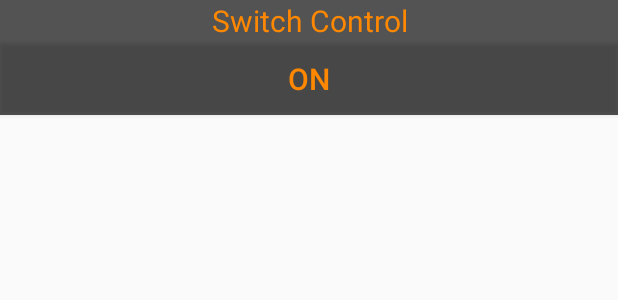
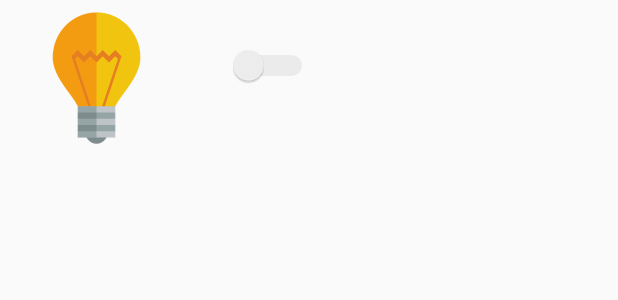
Before and after one commit to saisupriyacv/SmartHome, an Android app: the layout switch_fragment.xml on its own in the app's theme, with its tools: preview values and no code run, on a phone screen of 412 x 824 dp. Shown: the top 300 px of the screen. Run offline under Robolectric (Android 15) with nearby library versions, the phone set to English and light mode, and no system bars.

Commit message:
Changed Switch Fragment   xml and code

```diff
--- a/app/src/main/java/com/smarthome/data/SubscribeToTopic.java
+++ b/app/src/main/java/com/smarthome/data/SubscribeToTopic.java
@@ -112,6 +112,7 @@ public class SubscribeToTopic implements AWSIotMqttNewMessageCallback  {
             if(!(desired.getState().getReported().getControls().getAlaram().equals( reported.getState().getReported().getControls().getAlaram() ))){
                 Log.d(TAG,"Alaram  not equal");
                 Result += "Alaram is now " + desired.getState().getReported().getControls().getAlaram();
+
                 reported.getState().getReported().getControls().setAlaram(desired.getState().getReported().getControls().getAlaram());
 
             }
--- a/app/src/main/java/com/smarthome/ui/fragment/TemperatureFragment.java
+++ b/app/src/main/java/com/smarthome/ui/fragment/TemperatureFragment.java
@@ -32,7 +32,7 @@ public class TemperatureFragment extends BaseFragment {
             obj = myactivity.GetObject();
         }
 
-        mtextview.setText((((SmartHomeStatus) obj).getState().getReported().getTemperature().getTemperature()));
+        mtextview.setText((((SmartHomeStatus) obj).getState().getReported().getTemperature().getTemperature()) + "F");
         Log.d( "" , "temperature" + (((SmartHomeStatus) obj).getState().getReported().getTemperature().getTemperature()));
         return view;
     }
--- a/app/src/main/res/layout/switch_fragment.xml
+++ b/app/src/main/res/layout/switch_fragment.xml
@@ -1,41 +1,26 @@
 <?xml version="1.0" encoding="utf-8"?>
 <LinearLayout xmlns:android="http://schemas.android.com/apk/res/android"
     xmlns:tools="http://schemas.android.com/tools"
-    android:id="@+id/custom_toast_layout"
+
     android:layout_width="match_parent"
     android:layout_height="match_parent"
-    android:orientation="vertical" >
+    android:orientation="horizontal" >
 
-    <TextView
-        android:layout_width="match_parent"
-        android:layout_height="wrap_content"
-        android:background="#aa000000"
-        android:textColor="@color/darkorange"
-        android:textSize="20dp"
-        android:gravity="center"
-        android:text="Switch Control"
-        android:id="@+id/tvstate"
-        />
+    <ImageView
+        android:layout_width="100dp"
+        android:layout_height="100dp"
+        android:src="@drawable/bulboff"
+        android:layout_weight="0.60"
+        android:id="@+id/bulbimg"/>
 
-    <View
-        android:layout_width="match_parent"
-        android:layout_height="1dp"
-        android:background="#aa000000"
-         />
+    <Switch
+        android:layout_width="wrap_content"
+        android:layout_height="87dp"
+        android:theme="@style/SCBSwitch"
+        android:id="@+id/switchbtn"
+        android:paddingRight="200dp"
+        android:switchMinWidth="60dp"
+        android:layout_weight="0.47" />
 
 
-    <ToggleButton
-        android:id="@+id/toggle"
-        android:layout_width="match_parent"
-        android:layout_height="wrap_content"
-        android:layout_gravity="center"
-        android:background="#aa000000"
-        android:textColor="@color/darkorange"
-        android:textSize="20dp"
-        android:text="Switch"
-        android:textOn="ON"
-        android:textOff="OFF"
-        android:checked="true"
-        />
-
 </LinearLayout>
--- a/app/src/main/res/values/styles.xml
+++ b/app/src/main/res/values/styles.xml
@@ -26,4 +26,20 @@
     <style name="DialogSlideAnim" parent="@android:style/Theme.Dialog">
         <item name="android:windowAnimationStyle">@style/DialogAnimation</item>
     </style>
+
+
+
+    <style name="SCBSwitch" parent="Theme.AppCompat.Light">
+        <!-- active thumb & track color (30% transparency) -->
+        <item name="colorControlActivated">@color/colorAccent</item>
+
+        <!-- inactive thumb color -->
+        <item name="colorSwitchThumbNormal">#f1f1f1
+        </item>
+
+        <!-- inactive track color (30% transparency) -->
+        <item name="android:colorForeground">#42221f1f
+        </item>
+    </style>
+
 </resources>
```
Also changed, not shown: app/src/main/java/com/smarthome/ui/fragment/DoorFragment.java (+43 -7 lines), app/src/main/java/com/smarthome/ui/fragment/SwitchFragment.java (+15 -9 lines), app/src/main/res/drawable-hdpi/bulbon.png (added), app/src/main/res/drawable-mdpi/bulboff.png (added).
